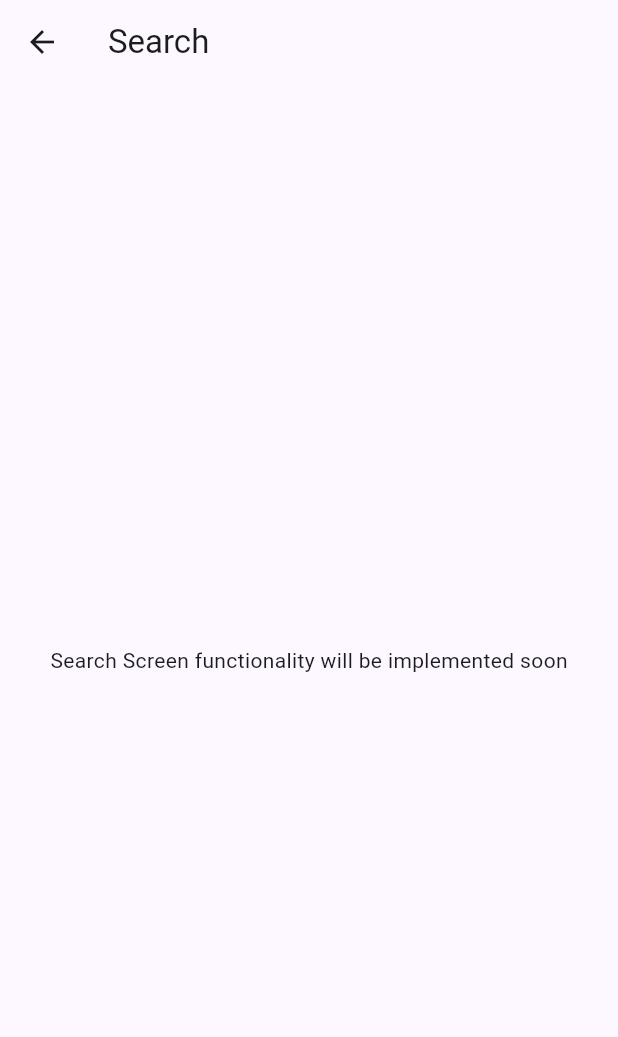
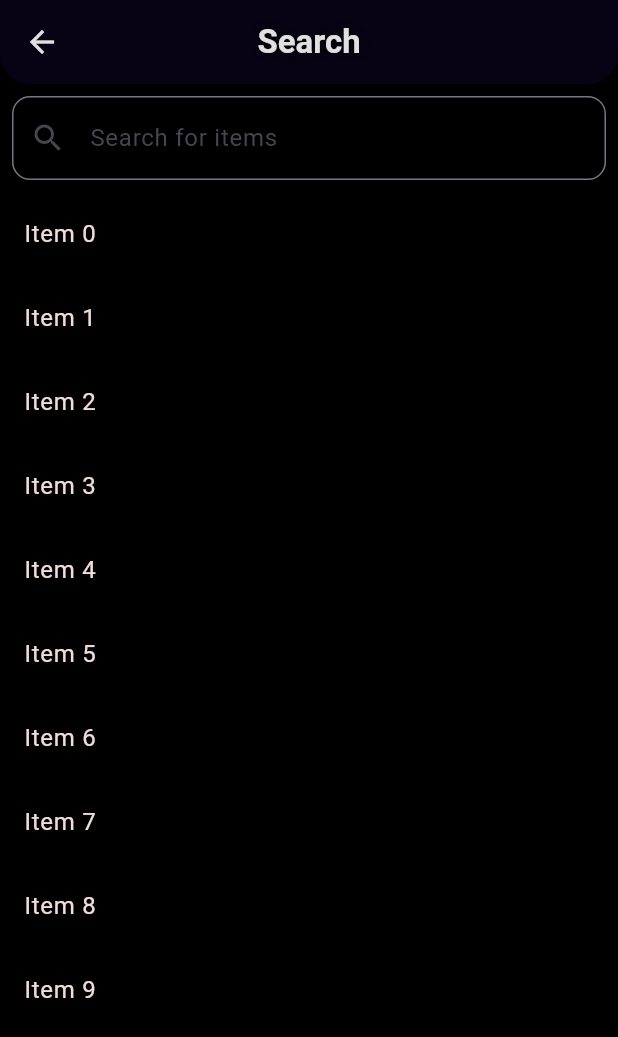
Before and after one commit to darlanZero/Star-Scrapper-App, a Flutter app: the screen it shows after launch, item 2 of the bottom bar chosen, after a tap on the "search" icon, on a phone screen of 412 x 824 dp. Shown: the top 1037 px of the screen. Run offline on Flutter 3.47's test engine with Material 3 defaults, Android fonts, the light colour scheme and no system bars; our stand-ins replace stylish_bottom_bar; network calls fail.

Commit message:
first search and scrappers implemented

```diff
--- a/lib/pages/scrappers_screen.dart
+++ b/lib/pages/scrappers_screen.dart
@@ -28,7 +28,18 @@ class _ScrappersScreenState extends State<ScrappersScreen> with TickerProviderSt
             Tab(text: 'Fonts'),
             Tab(text: 'Downloads'),
             Tab(text: 'Migrate'),
-          ],)
+            ],
+            isScrollable: true,
+            splashBorderRadius: BorderRadius.circular(10),
+            automaticIndicatorColorAdjustment: true,
+            tabAlignment: TabAlignment.center,
+            labelPadding: const EdgeInsets.symmetric(horizontal: 16),
+            labelStyle: TextStyle(
+              color: Colors.lightGreen,
+              fontWeight: FontWeight.bold,
+              fontSize: MediaQuery.of(context).size.width >= 600 ? 16 : 12,
+            ),
+          )
         )
       );
     });
--- a/lib/pages/search_screen.dart
+++ b/lib/pages/search_screen.dart
@@ -1,15 +1,70 @@
+import 'package:flutter/cupertino.dart';
 import 'package:flutter/material.dart';
+import 'package:flutter/rendering.dart';
+import 'package:flutter/widgets.dart';
 
-class SearchScreen extends StatelessWidget {
+class SearchScreen extends StatefulWidget {
   const SearchScreen({super.key});
+
+  @override
+  State<SearchScreen> createState() => _SearchScreenState();
+}
+
+class _SearchScreenState extends State<SearchScreen> {
+  final TextEditingController _searchController = TextEditingController();
 
   @override
   Widget build(BuildContext context) {
     return Scaffold(
-      appBar: AppBar(title: const Text('Search')),
-      body: const Center(
-        child: Text('Search Screen functionality will be implemented soon'),
-      ),
+      backgroundColor: Colors.black,
+      appBar: AppBar(
+          backgroundColor: Color.fromARGB(29, 60, 16, 180),
+          title: const Text('Search', style: TextStyle(color: Color.fromARGB(255, 224, 224, 224), fontWeight: FontWeight.bold, shadows: <Shadow>[
+            Shadow(color: Colors.black, blurRadius: 10.0),
+          ])),
+          iconTheme: const IconThemeData(color: Color.fromARGB(255, 224, 224, 224)),
+          centerTitle: true,
+          elevation: 0,
+          shape: const RoundedRectangleBorder(
+            borderRadius: BorderRadius.vertical(
+              bottom: Radius.circular(20),
+            ),
+          )
+        ),
+      body: Column(
+        children: [
+          Padding (
+            padding: EdgeInsets.all(8.0),
+            child: TextField(
+              decoration: InputDecoration(
+                border: OutlineInputBorder(
+                  borderRadius: BorderRadius.all(Radius.circular(12.0)),
+                ),
+                labelText: 'Search for items',
+                prefixIcon: Icon(Icons.search),
+              ),
+              style: TextStyle(color: Color.fromARGB(255, 241, 219, 219)),
+              controller: _searchController,
+            ),
+          ),
+          Expanded(
+            child: ListView.builder(
+              itemCount: 10,
+              itemBuilder: (conxtext, index) {
+                return ListTile(
+                  title: Text('Item $index', style: TextStyle(color: Color.fromARGB(255, 241, 219, 219))),
+                );
+              }
+            )
+          )
+        ]
+      )
     );
   }
+
+  @override
+  void dispose() {
+    _searchController.dispose();
+    super.dispose();
+  }
 }
```
Also changed, not shown: lib/classes/Scrappers/mangadex_scrapper.dart (added, +52 -0 lines), lib/classes/config/user_agent.dart (added, +14 -0 lines), lib/pages/settings_screen.dart (+12 -1 lines).
